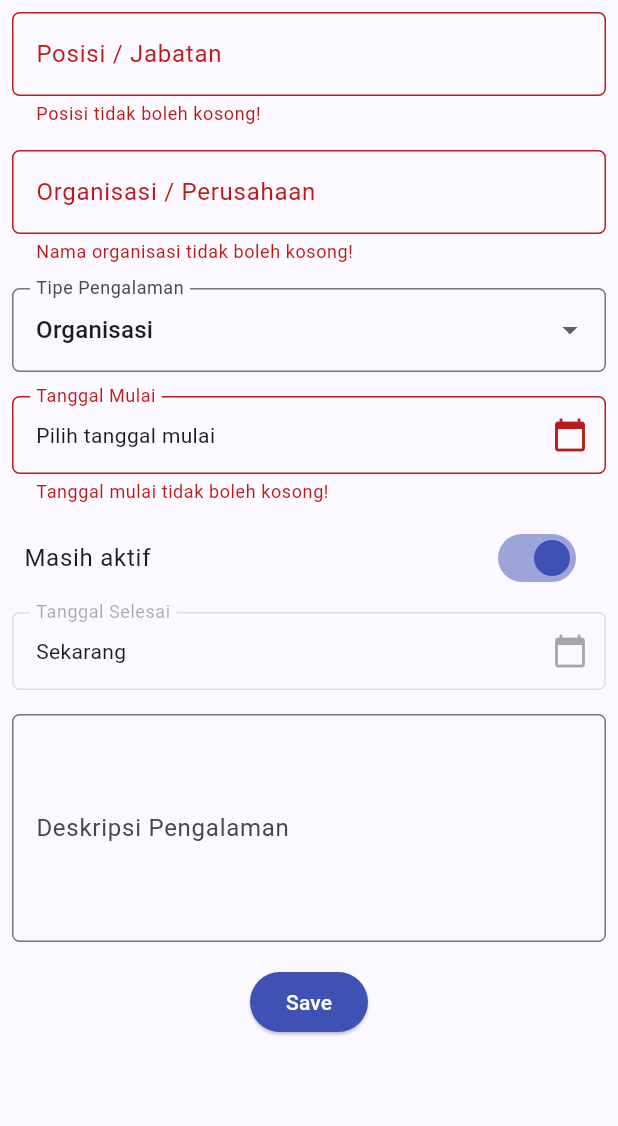
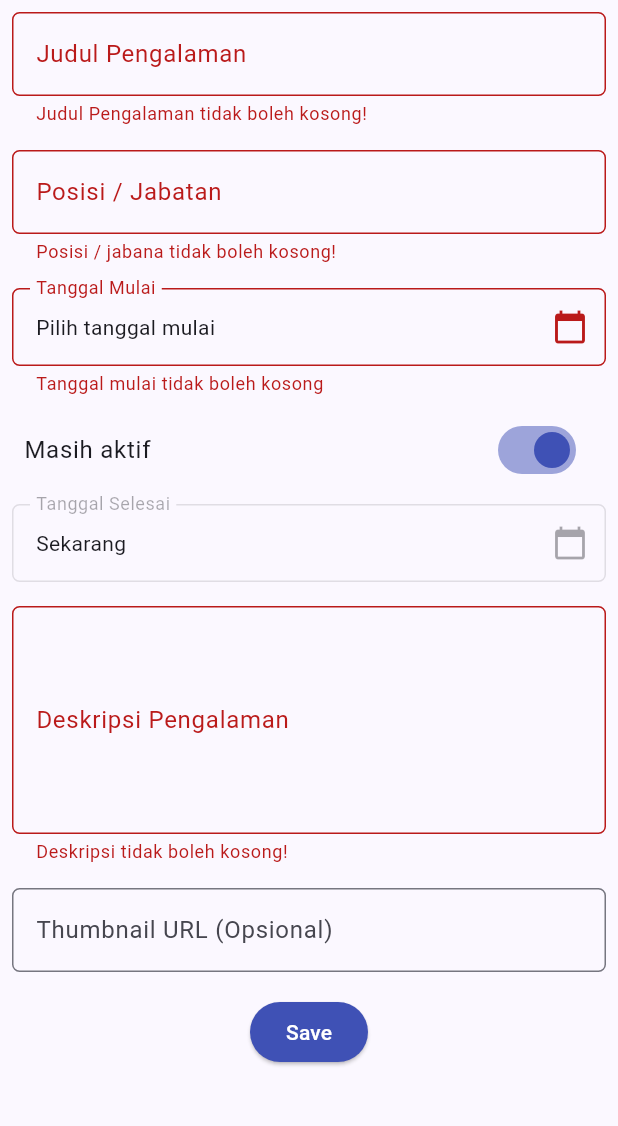
Before and after one commit to jendoraa/myportofolio-mobile, a Flutter app: the ExperienceFormPage screen opened directly, after a tap on "Masih aktif", after a tap on "Save", on a phone screen of 412 x 824 dp, the part 84-1210 px from its top. Run offline on Flutter 3.47's test engine with Material 3 defaults, Android fonts, the phone set to English and light mode, and no system bars; our stand-ins replace material_ui; generated files the repository leaves out were written again.

Commit message:
refactor: integrasi experienceForm with auth POST n nananinu experience screen lainnya

```diff
--- a/lib/models/experience.dart
+++ b/lib/models/experience.dart
@@ -13,9 +13,6 @@ class Experience {
     this.thumbnail = '',
     required this.startedAt,
     this.endedAt,
-    this.starCount = 0,
-    this.isStarred = false,
-    this.starredByNames = '',
   });
 
   factory Experience.fromJson(Map<String, dynamic> json) =>
@@ -31,11 +28,6 @@ class Experience {
   final String startedAt;
   final String? endedAt;
   @JsonKey(includeToJson: false, defaultValue: 0)
-  final int starCount;
-  @JsonKey(includeToJson: false, defaultValue: false)
-  final bool isStarred;
-  @JsonKey(includeToJson: false, defaultValue: '')
-  final String starredByNames;
 
   bool get isOngoing => endedAt == null || endedAt!.isEmpty;
 
--- a/lib/screens/experience_form.dart
+++ b/lib/screens/experience_form.dart
@@ -1,5 +1,11 @@
 import 'package:material_ui/material_ui.dart';
+import 'package:myportofolio_mobile/models/experience.dart';
+import 'package:myportofolio_mobile/screens/experience_list.dart';
+import 'package:myportofolio_mobile/services/auth_state.dart';
+import 'package:myportofolio_mobile/services/api_client.dart';
+import 'package:myportofolio_mobile/widgets/auth_guard.dart';
 import 'package:myportofolio_mobile/widgets/left_drawer.dart';
+import 'package:provider/provider.dart';
 
 class ExperienceFormPage extends StatefulWidget {
   const ExperienceFormPage({super.key});
@@ -11,15 +17,14 @@ class ExperienceFormPage extends StatefulWidget {
 class _ExperienceFormPageState extends State<ExperienceFormPage> {
   final _formKey = GlobalKey<FormState>();
 
+  String _title = "";
+  String _description = "";
   String _position = "";
-  String _organization = "";
-  String _type = "Organisasi"; // default
-  DateTime? _startDate;
-  DateTime? _endDate;
-  bool _isActive = false;
-  String _description = "";
-
-  final List<String> _types = ['Organisasi', 'Kepanitiaan', 'Asisten Dosen'];
+  String _thumbnail = ""; // default
+  DateTime? _startedAt;
+  DateTime? _endedAt;
+  bool _isOngoing = false;
+  bool _isSubmitting = false;
 
   String _formatDate(DateTime date) {
     final d = date.day.toString().padLeft(2, '0');
@@ -29,7 +34,7 @@ class _ExperienceFormPageState extends State<ExperienceFormPage> {
 
   Future<void> _pickDate({required bool isStart}) async {
     final now = DateTime.now();
-    final current = isStart ? _startDate : _endDate;
+    final current = isStart ? _startedAt : _endedAt;
     final picked = await showDatePicker(
       context: context,
       initialDate: current ?? now,
@@ -39,12 +44,134 @@ class _ExperienceFormPageState extends State<ExperienceFormPage> {
     if (picked == null || !mounted) return;
     setState(() {
       if (isStart) {
-        _startDate = picked;
+        _startedAt = picked;
       } else {
-        _endDate = picked;
+        _endedAt = picked;
       }
     });
   }
+
+  bool _isValidUrl(String value) {
+    final uri = Uri.tryParse(value.trim());
+    return uri != null &&
+        (uri.scheme == 'http' || uri.scheme == 'https') &&
+        uri.host.isNotEmpty;
+  }
+
+  void _snack(String message) {
+    ScaffoldMessenger.of(context)
+      ..hideCurrentSnackBar()
+      ..showSnackBar(SnackBar(content: Text(message)));
+  }
+
+  Future<void> _submit() async {
+    if (!_formKey.currentState!.validate()) return;
+
+    if (!await ensureLoggedIn(context)) return;
+    if (!mounted) return;
+
+    final auth = context.read<AuthState>();
+    final api = context.read<ApiClient>();
+    final token = auth.token!;
+
+    setState(() {
+      _isSubmitting = true;
+    });
+
+    final newExperience = Experience(
+      title: _title.trim(),
+      description: _description.trim(),
+      position: _position.trim(),
+      thumbnail: _thumbnail.trim(),
+      startedAt: _formatDate(_startedAt!),
+      endedAt: _isOngoing ? null : _formatDate(_endedAt!),
+    );
+
+    try {
+      await api.createExperience(newExperience, token: token);
+      if (!mounted) return;
+
+      final goToList = await showDialog<bool>(
+        context: context,
+        builder: (dialogContext) => AlertDialog(
+          title: const Text('Pengalaman berhasil ditambahkan!'),
+          content: SingleChildScrollView(
+            child: Column(
+              crossAxisAlignment: CrossAxisAlignment.start,
+              children: [
+                Text('Judul: ${newExperience.title}'),
+                Text('Posisi: ${newExperience.position}'),
+                Text('Mulai: ${newExperience.startedAt}'),
+                Text(
+                  'Selesai: ${newExperience.isOngoing ? 'Sekarang' : newExperience.endedAt}',
+                ),
+                Text('Deskripsi: ${newExperience.description}'),
+              ],
+            ),
+          ),
+          actions: [
+            TextButton(
+              onPressed: () => Navigator.pop(dialogContext, false),
+              child: const Text('Tambah Lagi'),
+            ),
+            TextButton(
+              onPressed: () => Navigator.pop(dialogContext, true),
+              child: const Text('Lihat Daftar'),
+            ),
+          ],
+        ),
+      );
+
+      if (!mounted) return;
+      if (goToList == true) {
+        if (Navigator.canPop(context)) {
+          Navigator.pop(context, true);
+        } else {
+          await Navigator.pushReplacement(
+            context,
+            MaterialPageRoute(builder: (_) => const ExperienceListScreen()),
+          );
+        }
+        return;
+      }
+
+      _formKey.currentState!.reset();
+      setState(() {
+        _title = "";
+        _position = "";
+        _description = "";
+        _thumbnail = "";
+        _startedAt = null;
+        _endedAt = null;
+        _isOngoing = false;
+      });
+    } on ApiException catch (e) {
+      if (!mounted) return;
+      if (e.statusCode == 401) {
+        await auth.logout();
+        if (!mounted) return;
+        _snack('Sesi habis (401). Silakan login ulang.');
+        await ensureLoggedIn(context);
+      } else {
+        _snack('Gagal menyimpan pengalaman (${e.statusCode}).');
+      }
+    } catch (_) {
+      if (!mounted) return;
+      _snack('Tidak dapat terhubung ke server.');
+    } finally {
+      if (mounted) {
+        setState(() {
+          _isSubmitting = false;
+        });
+      }
+    }
+  }
+
+  InputDecoration _decoration(String hint, String label) => InputDecoration(
+    hintText: hint,
+    labelText: label,
+    border: OutlineInputBorder(borderRadius: BorderRadius.circular(5.0)),
+  );
 
   @override
   Widget build(BuildContext context) {
@@ -61,83 +188,38 @@ class _ExperienceFormPageState extends State<ExperienceFormPage> {
           child: Column(
             crossAxisAlignment: CrossAxisAlignment.start,
             children: [
-              // === Position ===
+              // === Title ===
               Padding(
                 padding: const EdgeInsets.all(8.0),
                 child: TextFormField(
-                  decoration: InputDecoration(
-                    hintText: "Contoh: Frontend Developer",
-                    labelText: "Posisi / Jabatan",
-                    border: OutlineInputBorder(
-                      borderRadius: BorderRadius.circular(5.0),
-                    ),
-                  ),
-                  onChanged: (String? value) {
-                    setState(() {
-                      _position = value!;
-                    });
-                  },
+                  decoration: _decoration('Contoh: BEM Fasilkom UI', 'Judul Pengalaman'),
+                  onChanged: (String? value) => _title = value ?? "",
                   validator: (String? value) {
                     if (value == null || value.trim().isEmpty) {
-                      return "Posisi tidak boleh kosong!";
+                      return "Judul Pengalaman tidak boleh kosong!";
                     }
                     if (value.trim().length > 60) {
-                      return "Posisi maksimal 60 karakter!";
+                      return "Judul maksimal 60 karakter!";
                     }
                     return null;
                   },
                 ),
               ),
 
-              // === Organization ===
+              // === Position ===
               Padding(
                 padding: const EdgeInsets.all(8.0),
                 child: TextFormField(
-                  decoration: InputDecoration(
-                    hintText: "Contoh: BEM Fasilkom",
-                    labelText: "Organisasi / Perusahaan",
-                    border: OutlineInputBorder(
-                      borderRadius: BorderRadius.circular(5.0),
-                    ),
-                  ),
-                  onChanged: (String? value) {
-                    setState(() {
-                      _organization = value!;
-                    });
-                  },
+                  decoration: _decoration("Contoh: Frontend Dev", "Posisi / Jabatan"),
+                  onChanged: (String? value) => _position = value ?? "",
                   validator: (String? value) {
                     if (value == null || value.trim().isEmpty) {
-                      return "Nama organisasi tidak boleh kosong!";
+                      return "Posisi / jabana tidak boleh kosong!";
                     }
                     if (value.trim().length > 80) {
-                      return "Nama organisasi maksimal 80 karakter!";
+                      return "Posisi maksimal 80 karakter!";
                     }
                     return null;
-                  },
-                ),
-              ),
-
-              // === Type ===
-              Padding(
-                padding: const EdgeInsets.all(8.0),
-                child: DropdownButtonFormField<String>(
-                  decoration: InputDecoration(
-                    labelText: "Tipe Pengalaman",
-                    border: OutlineInputBorder(
-                      borderRadius: BorderRadius.circular(5.0),
-                    ),
-                  ),
-                  initialValue: _type,
-                  items: _types
-                      .map(
-                        (type) =>
-                            DropdownMenuItem(value: type, child: Text(type)),
-                      )
-                      .toList(),
-                  onChanged: (String? newValue) {
-                    setState(() {
-                      _type = newValue!;
-                    });
                   },
                 ),
               ),
@@ -146,20 +228,21 @@ class _ExperienceFormPageState extends State<ExperienceFormPage> {
               Padding(
                 padding: const EdgeInsets.all(8.0),
                 child: FormField<DateTime>(
+                  initialValue: _startedAt,
                   validator: (_) {
-                    if (_startDate == null) {
-                      return "Tanggal mulai tidak boleh kosong!";
+                    if (_startedAt == null) {
+                      return 'Tanggal mulai tidak boleh kosong';
                     }
                     return null;
                   },
                   builder: (state) => InkWell(
                     onTap: () async {
                       await _pickDate(isStart: true);
-                      state.didChange(_startDate); // hapus pesan error lama
+                      state.didChange(_startedAt);
                     },
                     child: InputDecorator(
                       decoration: InputDecoration(
-                        labelText: "Tanggal Mulai",
+                        labelText: 'Tanggal Mulai',
                         suffixIcon: const Icon(Icons.calendar_today),
                         errorText: state.errorText,
                         border: OutlineInputBorder(
@@ -167,25 +250,25 @@ class _ExperienceFormPageState extends State<ExperienceFormPage> {
                         ),
                       ),
                       child: Text(
-                        _startDate == null
-                            ? "Pilih tanggal mulai"
-                            : _formatDate(_startDate!),
+                        _startedAt == null
+                            ? 'Pilih tanggal mulai'
+                            : _formatDate(_startedAt!),
                       ),
                     ),
                   ),
                 ),
               ),
 
-              // === Is Active ===
+              // === Is Ongoing ===
               SwitchListTile(
                 title: const Text("Masih aktif"),
-                value: _isActive,
+                value: _isOngoing,
                 activeThumbColor: Colors.indigo,
                 onChanged: (bool value) {
                   setState(() {
-                    _isActive = value;
+                    _isOngoing = value;
                     if (value) {
-                      _endDate = null;
+                      _endedAt = null;
                     }
                   });
                 },
@@ -196,38 +279,38 @@ class _ExperienceFormPageState extends State<ExperienceFormPage> {
                 padding: const EdgeInsets.all(8.0),
                 child: FormField<DateTime>(
                   validator: (_) {
-                    if (_isActive) return null;
-                    if (_endDate == null) {
+                    if (_isOngoing) return null;
+                    if (_endedAt == null) {
                       return "Tanggal selesai tidak boleh kosong!";
                     }
-                    if (_startDate != null && _endDate!.isBefore(_startDate!)) {
+                    if (_startedAt != null && _endedAt!.isBefore(_startedAt!)) {
                       return "Tanggal selesai tidak boleh sebelum tanggal mulai!";
                     }
                     return null;
                   },
                   builder: (state) => InkWell(
-                    onTap: _isActive
+                    onTap: _isOngoing
                         ? null
                         : () async {
                             await _pickDate(isStart: false);
-                            state.didChange(_endDate); // hapus pesan error lama
+                            state.didChange(_endedAt); // hapus pesan error lama
                           },
                     child: InputDecorator(
                       decoration: InputDecoration(
                         labelText: "Tanggal Selesai",
-                        enabled: !_isActive,
+                        enabled: !_isOngoing,
                         suffixIcon: const Icon(Icons.calendar_today),
-                        errorText: _isActive ? null : state.errorText,
+                        errorText: _isOngoing ? null : state.errorText,
                         border: OutlineInputBorder(
                           borderRadius: BorderRadius.circular(5.0),
                         ),
                       ),
                       child: Text(
-                        _isActive
+                        _isOngoing
                             ? "Sekarang"
-                            : (_endDate == null
+                            : (_endedAt == null
                                   ? "Pilih tanggal selesai"
-                                  : _formatDate(_endDate!)),
+                                  : _formatDate(_endedAt!)),
                       ),
                     ),
                   ),
@@ -239,17 +322,30 @@ class _ExperienceFormPageState extends State<ExperienceFormPage> {
                 padding: const EdgeInsets.all(8.0),
                 child: TextFormField(
                   maxLines: 5,
-                  decoration: InputDecoration(
-                    hintText: "Deskripsi Pengalaman",
-                    labelText: "Deskripsi Pengalaman",
-                    border: OutlineInputBorder(
-                      borderRadius: BorderRadius.circular(5.0),
-                    ),
-                  ),
-                  onChanged: (String? value) {
-                    setState(() {
-                      _description = value!;
-                    });
+                  decoration: _decoration("Deskripsi Pengalaman", "Deskripsi Pengalaman"),
+                  onChanged: (String? value) => _description = value ?? "",
+                  validator: (String? value) {
+                    if (value == null || value.trim().isEmpty) {
+                      return 'Deskripsi tidak boleh kosong!';
+                    }
+                    return null;
+                  },
+
+                ),
+              ),
+
+              // === Thumbnail URL (Optional) ===
+              Padding(
+                padding: const EdgeInsets.all(8.0),
+                child: TextFormField(
+                  decoration: _decoration('https://... (opsional)', 'Thumbnail URL (Opsional)'),
+                  onChanged: (String? value) => _thumbnail = value ?? "",
+                  validator: (String? value) {
+                    if (value == null || value.trim().isEmpty) return null;
+                    if (!_isValidUrl(value)) {
+                      return 'URL tidak valid (pakai http/https)';
+                    }
+                    return null;
                   },
                 ),
               ),
@@ -263,48 +359,20 @@ class _ExperienceFormPageState extends State<ExperienceFormPage> {
                     style: ButtonStyle(
                       backgroundColor: WidgetStateProperty.all(Colors.indigo),
                     ),
-                    onPressed: () {
-                      if (_formKey.currentState!.validate()) {
-                        showDialog(
-                          context: context,
-                          builder: (context) {
-                            return AlertDialog(
-                              title: const Text(
-                                'Pengalaman berhasil ditambahkan!',
-                              ),
-                              content: SingleChildScrollView(
-                                child: Column(
-                                  crossAxisAlignment: CrossAxisAlignment.start,
-                                  children: [
-                                    Text('Posisi: ${_position.trim()}'),
-                                    Text('Organisasi: ${_organization.trim()}'),
-                                    Text('Tipe: $_type'),
-                                    Text('Mulai: ${_formatDate(_startDate!)}'),
-                                    Text(
-                                      'Selesai: ${_isActive ? "Sekarang" : _formatDate(_endDate!)}',
-                                    ),
-                                    Text('Deskripsi: ${_description.trim()}'),
-                                  ],
-                                ),
-                              ),
-                              actions: [
-                                TextButton(
-                                  child: const Text('OK'),
-                                  onPressed: () {
-                                    Navigator.pop(context);
-                                    _formKey.currentState!.reset();
-                                  },
-                                ),
-                              ],
-                            );
-                          },
-                        );
-                      }
-                    },
-                    child: const Text(
-                      "Save",
-                      style: TextStyle(color: Colors.white),
-                    ),
+                    onPressed: _isSubmitting ? null : _submit,
+                    child: _isSubmitting
+                        ? const SizedBox(
+                            height: 20,
+                            width: 20,
+                            child: CircularProgressIndicator(
+                              strokeWidth: 2,
+                              color: Colors.white,
+                            ),
+                          )
+                        : const Text(
+                            'Save',
+                            style: TextStyle(color: Colors.white),
+                          ),
                   ),
                 ),
               ),
```
Also changed, not shown: lib/screens/experience_detail.dart (+0 -14 lines), lib/screens/experience_list.dart (+0 -11 lines).
